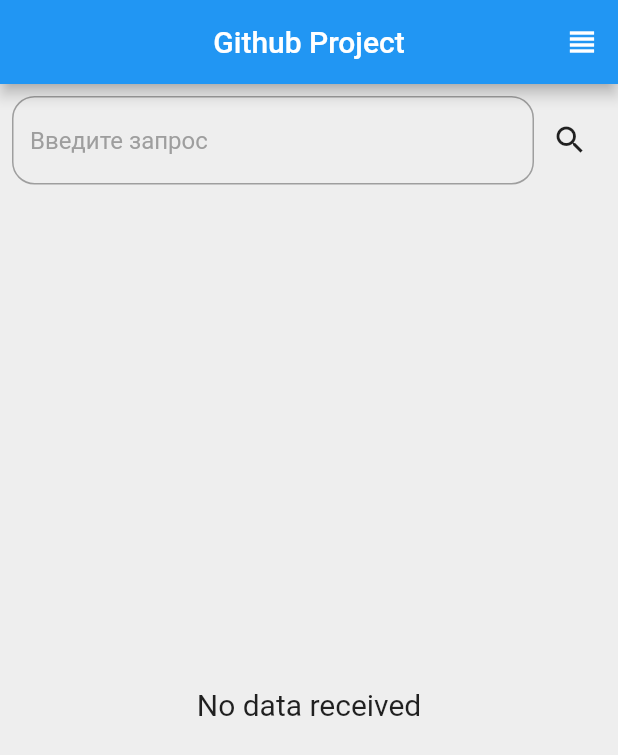
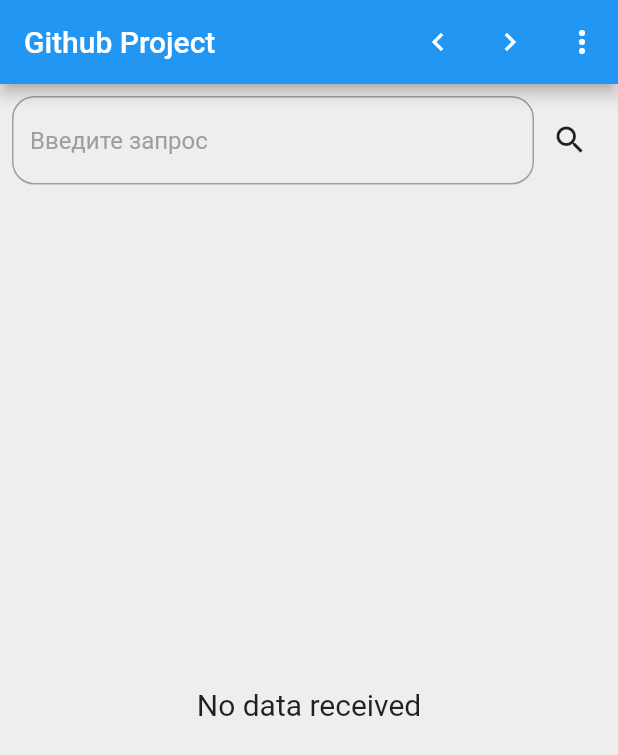
Before and after one commit to martynov-lab/test_project, a Flutter app: the screen it shows after launch, on a phone screen of 412 x 824 dp. Shown: the top 755 px of the screen. Run offline on Flutter 3.47's test engine with Material 2 defaults, Android fonts, the phone set to English and light mode, and no system bars; our stand-ins replace equatable, flutter_bloc, webview_flutter.

Commit message:
тестовое задание

```diff
--- a/lib/business/bloc/search_bloc_event.dart
+++ b/lib/business/bloc/search_bloc_event.dart
@@ -1,15 +1,17 @@
 part of 'search_bloc_bloc.dart';
 
-
-abstract class SearchProjectEvent extends Equatable{
-    const SearchProjectEvent();
+abstract class SearchProjectEvent extends Equatable {
+  const SearchProjectEvent();
 
   @override
   List<Object> get props => [];
 }
 
 class SearchProject extends SearchProjectEvent {
-    final String projectQuery;
+  final String query;
+  final int page;
+  final int limit;
 
-  const SearchProject(this.projectQuery);
+  const SearchProject(
+      {required this.query, required this.page, required this.limit});
 }
--- a/lib/business/bloc/search_bloc_state.dart
+++ b/lib/business/bloc/search_bloc_state.dart
@@ -12,12 +12,19 @@ class ProjectEmptyState extends SearchBlocState {}
 class ProjectLoadingState extends SearchBlocState {}
 
 class ProjectLoadedState extends SearchBlocState {
-  final List<ProjectModel> projects;
+  final List<ProjectModel> projectsList;
 
-  const ProjectLoadedState({required this.projects});
+  const ProjectLoadedState({required this.projectsList});
 
   @override
-  List<Object> get props => [projects];
+  List<Object> get props => [projectsList];
 }
 
-class ProjectErrorState extends SearchBlocState {}
+class ProjectErrorState extends SearchBlocState {
+  final String message;
+
+  const ProjectErrorState({required this.message});
+
+  @override
+  List<Object> get props => [message];
+}
--- a/lib/main.dart
+++ b/lib/main.dart
@@ -1,22 +1,28 @@
 import 'package:flutter/material.dart';
-
+import 'package:flutter_bloc/flutter_bloc.dart';
+import 'business/bloc/search_bloc_bloc.dart';
+import 'data/project_repository.dart';
 import 'ui/page/home_page.dart';
 
 void main() {
-  runApp(const MyApp());
+  runApp(MyApp());
 }
 
 class MyApp extends StatelessWidget {
-  const MyApp({Key? key}) : super(key: key);
+  final projectRepository = ProjectRepository();
+  MyApp({Key? key}) : super(key: key);
   @override
   Widget build(BuildContext context) {
     return MaterialApp(
       title: 'Flutter Demo',
       theme: ThemeData(
-
         primarySwatch: Colors.blue,
       ),
-      home: HomePage(),
+      home: BlocProvider<SearchBlocBloc>(
+        create: (context) =>
+            SearchBlocBloc(projectRepository: projectRepository),
+        child: const HomePage(),
+      ),
     );
   }
 }
--- a/lib/models/project_model.dart
+++ b/lib/models/project_model.dart
@@ -28,7 +28,7 @@ class ProjectModel {
       watchersCount: json["watchers_count"],
       login: json['owner']['login'] as String,
       avatar: json['owner']['avatar_url'] as String,
-      urlGitHub: json['owner']['url'] as String,
+      urlGitHub: json['owner']['html_url'] as String,
     );
   }
 }
--- a/lib/ui/page/home_page.dart
+++ b/lib/ui/page/home_page.dart
@@ -1,38 +1,123 @@
 import 'package:flutter/material.dart';
 import 'package:flutter_bloc/flutter_bloc.dart';
-import 'package:test_project/ui/widgets/form_search.dart';
-
 import '../../business/bloc/search_bloc_bloc.dart';
-import '../../data/project_repository.dart';
+import '../../utils/validator.dart';
 import 'list_project.dart';
 
 class HomePage extends StatelessWidget {
-  final projectRepository = ProjectRepository();
-
-  HomePage({Key? key}) : super(key: key);
+  const HomePage({Key? key}) : super(key: key);
 
   @override
   Widget build(BuildContext context) {
+    final _formKey = GlobalKey<FormState>();
+    TextEditingController mycontroller = TextEditingController();
+    SearchBlocBloc searchBloc = BlocProvider.of<SearchBlocBloc>(context);
+    int selectedLimit = 10;
+    int page = 1;
+
     return Scaffold(
       backgroundColor: Colors.grey[200],
       appBar: AppBar(
         actions: [
-          IconButton(onPressed: () {}, icon: const Icon(Icons.view_headline))
+          IconButton(
+            onPressed: () {
+              searchBloc.add(SearchProject(
+                query: mycontroller.text,
+                page: page <= 1 ? 1 : --page,
+                limit: selectedLimit,
+              ));
+            },
+            icon: const Icon(Icons.chevron_left),
+          ),
+          IconButton(
+            onPressed: () {
+              searchBloc.add(SearchProject(
+                query: mycontroller.text,
+                page: ++page,
+                limit: selectedLimit,
+              ));
+            },
+            icon: const Icon(Icons.chevron_right),
+          ),
+          PopupMenuButton(
+              color: Colors.grey[200],
+              elevation: 40,
+              onSelected: (value) {
+                selectedLimit = value as int;
+              },
+              itemBuilder: (context) => [
+                    const PopupMenuItem(
+                      child: Text("10"),
+                      value: 10,
+                    ),
+                    const PopupMenuItem(
+                      child: Text("25"),
+                      value: 25,
+                    ),
+                    const PopupMenuItem(
+                      child: Text("50"),
+                      value: 50,
+                    ),
+                  ]),
         ],
         title: const Text('Github Project'),
-        centerTitle: true,
+        //centerTitle: true,
       ),
-      body: BlocProvider<SearchBlocBloc>(
-        create: (context) =>
-            SearchBlocBloc(projectRepository: projectRepository),
-        child: Padding(
-          padding: const EdgeInsets.all(8.0),
-          child: Column(
-            children: [
-              FormSearch(),
-              Expanded(child: ListProject()),
-            ],
-          ),
+      body: Padding(
+        padding: const EdgeInsets.all(8.0),
+        child: Column(
+          children: <Widget>[
+            Row(children: <Widget>[
+              Expanded(
+                child: Form(
+                  key: _formKey,
+                  child: TextFormField(
+                    validator: (value) {
+                      Validator.validateQuery(query: value.toString());
+                      return null;
+                      // if (value == null || value.isEmpty) {
+                      //   return 'Введите наименование проекта';
+                      // }
+                      // return null;
+                    },
+                    controller: mycontroller,
+                    style: TextStyle(fontSize: 16, color: Colors.grey[600]),
+                    decoration: const InputDecoration(
+                      hintStyle: TextStyle(
+                        fontSize: 16,
+                        color: Colors.grey,
+                      ),
+                      hintText: 'Введите запрос',
+                      focusedBorder: OutlineInputBorder(
+                        borderRadius: BorderRadius.all(Radius.circular(15.0)),
+                        borderSide: BorderSide(color: Colors.grey, width: 2),
+                      ),
+                      enabledBorder: OutlineInputBorder(
+                        borderRadius: BorderRadius.all(Radius.circular(15.0)),
+                        borderSide: BorderSide(color: Colors.grey, width: 1),
+                      ),
+                    ),
+                  ),
+                ),
+              ),
+              IconButton(
+                onPressed: () {
+                  if (_formKey.currentState!.validate()) {
+                    searchBloc.add(SearchProject(
+                      query: mycontroller.text,
+                      page: page,
+                      limit: selectedLimit,
+                    ));
+                    FocusScope.of(context).requestFocus(
+                        FocusNode()); //скрывает клавиатуру после нажатия
+                  }
+                },
+                icon: const Icon(Icons.search),
+              ),
+            ]),
+            //const FormSearch(),
+            const Expanded(child: ListProject()),
+          ],
         ),
       ),
     );
--- a/lib/ui/widgets/form_search.dart
+++ /dev/null
@@ -1,54 +0,0 @@
-import 'package:flutter/material.dart';
-import 'package:flutter_bloc/flutter_bloc.dart';
-
-import '../../business/bloc/search_bloc_bloc.dart';
-
-class FormSearch extends StatelessWidget {
-  const FormSearch({Key? key}) : super(key: key);
-
-  @override
-  Widget build(BuildContext context) {
-    final _formKey = GlobalKey<FormState>();
-    TextEditingController mycontroller = TextEditingController();
-    final SearchBlocBloc searchBloc = BlocProvider.of<SearchBlocBloc>(context);
-    return Row(children: <Widget>[
-      Expanded(
-        child: Form(
-          key: _formKey,
-          child: TextFormField(
-            validator: (value) {
-              if (value == null || value.isEmpty)
-                return 'Введите наименование проекта';
-              return null;
-            },
-            controller: mycontroller,
-            style: TextStyle(fontSize: 16, color: Colors.grey[600]),
-            decoration: const InputDecoration(
-              hintStyle: TextStyle(
-                fontSize: 16,
-                color: Colors.grey,
-              ),
-              hintText: 'Введите запрос',
-              focusedBorder: OutlineInputBorder(
-                borderRadius: BorderRadius.all(Radius.circular(15.0)),
-                borderSide: BorderSide(color: Colors.grey, width: 2),
-              ),
-              enabledBorder: OutlineInputBorder(
-                borderRadius: BorderRadius.all(Radius.circular(15.0)),
-                borderSide: BorderSide(color: Colors.grey, width: 1),
-              ),
-            ),
-          ),
-        ),
-      ),
-      IconButton(
-        onPressed: () {
-          if (_formKey.currentState!.validate()) {
-            searchBloc.add(SearchProject(mycontroller.text));
-          }
-        },
-        icon: Icon(Icons.search),
-      ),
-    ]);
-  }
-}
--- a/pubspec.yaml
+++ b/pubspec.yaml
@@ -33,12 +33,13 @@ dependencies:
   http: ^0.13.4
   equatable: ^2.0.3
   webview_flutter: ^3.0.1
-
+  cupertino_icons: ^1.0.2
+  provider: ^6.0.0
 
 
   # The following adds the Cupertino Icons font to your application.
   # Use with the CupertinoIcons class for iOS style icons.
-  cupertino_icons: ^1.0.2
+
 
 dev_dependencies:
   flutter_test:
```
Also changed, not shown: lib/business/bloc/search_bloc_bloc.dart (+9 -7 lines), lib/data/project_repository.dart (+19 -7 lines), lib/ui/page/git_hub_view.dart (+2 -18 lines), lib/ui/page/list_project.dart (+53 -60 lines), lib/utils/validator.dart (+8 -0 lines), pubspec.lock, 2 other files.
